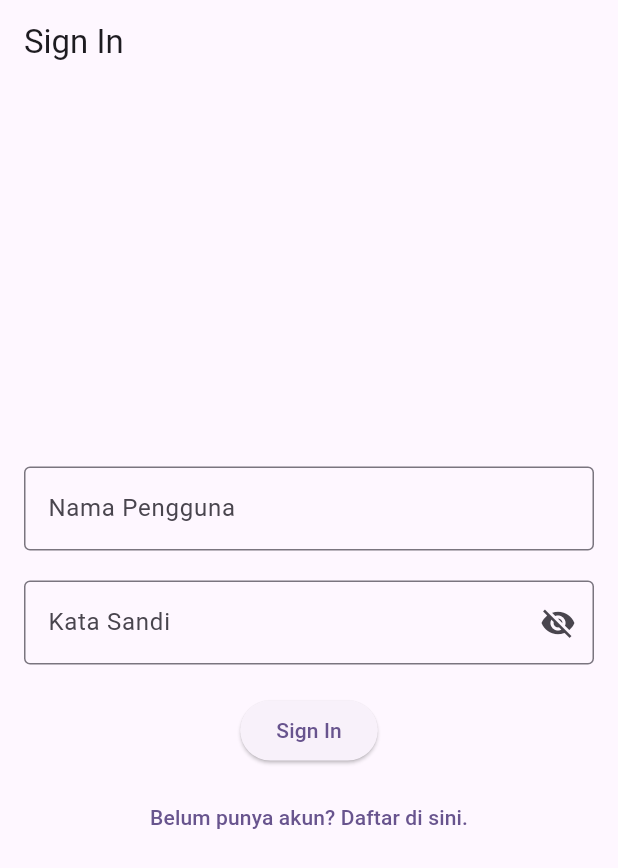
After one commit to EYZIZ/wisata_candi_muhammadaziz, a Flutter app: the SignInScreen screen opened directly, on a phone screen of 412 x 824 dp. The commit adds this screen. Shown: the top 868 px of the screen. Run offline on Flutter 3.47's test engine with Material 3 defaults, Android fonts, the phone set to English and light mode, and no system bars.

Commit message:
save
sign in

```diff
--- a/lib/main.dart
+++ b/lib/main.dart
@@ -15,7 +15,7 @@ class MyApp extends StatelessWidget {
         colorScheme: ColorScheme.fromSeed(seedColor: Colors.deepPurple),
         useMaterial3: true,
       ),
-      home: DetailScreen(),
+      home: SignInScreen(),
     );
   }
 }
--- a/lib/screen/detail_screen.dart
+++ b/lib/screen/detail_screen.dart
@@ -1,7 +1,8 @@
 import 'package:flutter/cupertino.dart';
 
-class DetailScreen extends StatelessWidget {
-  const DetailScreen({super.key});
+class SignInScreen extends StatelessWidget {
+  const SignInScreen({super.key});
+
 
   @override
   Widget build(BuildContext context) {
--- /dev/null
+++ b/lib/screen/sign_in_screen.dart
@@ -0,0 +1,73 @@
+import 'package:flutter/material.dart';
+
+class SignInScreen extends StatelessWidget {
+  SignInScreen({super.key});
+
+  // TODO : 1. Deklarasikan variabel
+  final TextEditingController _usernameController = TextEditingController();
+  final TextEditingController _passwordController = TextEditingController();
+
+  String _errorText = '';
+  bool _isSignedIn = false;
+  bool _obscurePassword = true;
+
+  @override
+  Widget build(BuildContext context) {
+    return Scaffold(
+      // TODO : 2. Pasang AppBar
+      appBar: AppBar(title: Text('Sign In'),),
+      // TODO : 3. Pasang body
+      body: Center(
+        child: SingleChildScrollView(
+          child: Padding(
+            padding: const EdgeInsets.all(16),
+            child: Form(
+              child: Column(
+                // TODO : 4. Atur mainAxisAlignment dan crossAxisAlignment
+                mainAxisAlignment: MainAxisAlignment.center,
+                crossAxisAlignment: CrossAxisAlignment.center,
+                children: [
+                  // TODO : 5. Pasang TextFormField Nama pengguna
+                  TextFormField(
+                    controller: _usernameController,
+                    decoration: InputDecoration(
+                      labelText: "Nama Pengguna",
+                      border: OutlineInputBorder(),
+                    ),
+                  ),
+                  // TODO : 6. Pasang TextFormField Kata Sandi
+                  SizedBox(height: 20),
+                  TextFormField(
+                    controller: _passwordController,
+                    decoration: InputDecoration(
+                      labelText: "Kata Sandi",
+                      errorText: _errorText.isNotEmpty ? _errorText : null,
+                      border: OutlineInputBorder(),
+                      suffixIcon: IconButton(
+                        onPressed: (){},
+                        icon: Icon(
+                          _obscurePassword ? Icons.visibility_off
+                              : Icons.visibility,
+                        ),),
+                    ),
+                    obscureText: _obscurePassword,
+                  ),
+                  // TODO : 7. Pasang ElevatedButton SignIn
+                  SizedBox(height: 20),
+                  ElevatedButton(
+                      onPressed: (){},
+                      child: Text('Sign In')),
+                  // TODO : 8. Pasang TextButton Sign Up
+                  SizedBox(height: 10),
+                  TextButton(
+                      onPressed: (){},
+                      child: Text('Belum punya akun? Daftar di sini.')),
+                ],
+              ),
+            ),
+          ),
+        ),
+      ),
+    );
+  }
+}
--- a/pubspec.yaml
+++ b/pubspec.yaml
@@ -19,7 +19,7 @@ publish_to: 'none' # Remove this line if you wish to publish to pub.dev
 version: 1.0.0+1
 
 environment:
-  sdk: ^3.5.3
+  sdk: ^3.4.4
 
 # Dependencies specify other packages that your package needs in order to work.
 # To automatically upgrade your package dependencies to the latest versions
```
Also changed, not shown: lib/screen/profile_screen.dart (added, +64 -0 lines), pubspec.lock, 10 other files.
